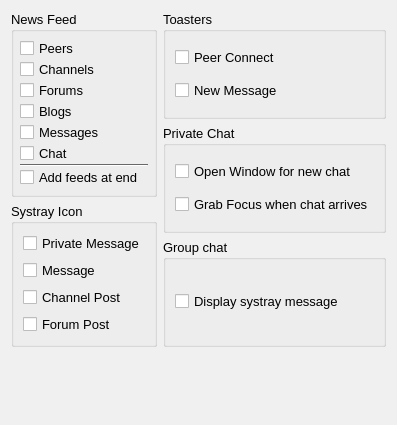
Above: retroshare-gui/src/gui/settings/NotifyPage.ui from RetroShare/RetroShare before the change. Below: the same form after it.
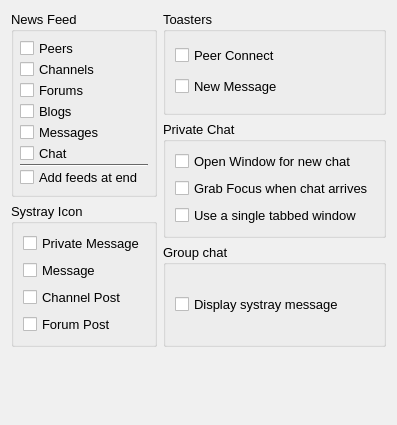
That is the form after the change.

Commit message: Added tabbed PopupChatWindow. You can switch to tabbed chat window in the settings (NotifyPage).

Diff of the .ui file:
```diff
--- a/retroshare-gui/src/gui/settings/NotifyPage.ui
+++ b/retroshare-gui/src/gui/settings/NotifyPage.ui
@@ -678,6 +678,13 @@
             </property>
            </widget>
           </item>
+          <item>
+           <widget class="QCheckBox" name="chat_tabbedWindow">
+            <property name="text">
+             <string>Use a single tabbed window</string>
+            </property>
+           </widget>
+          </item>
          </layout>
         </widget>
        </item>
```
The commit also changes 13 other files.
